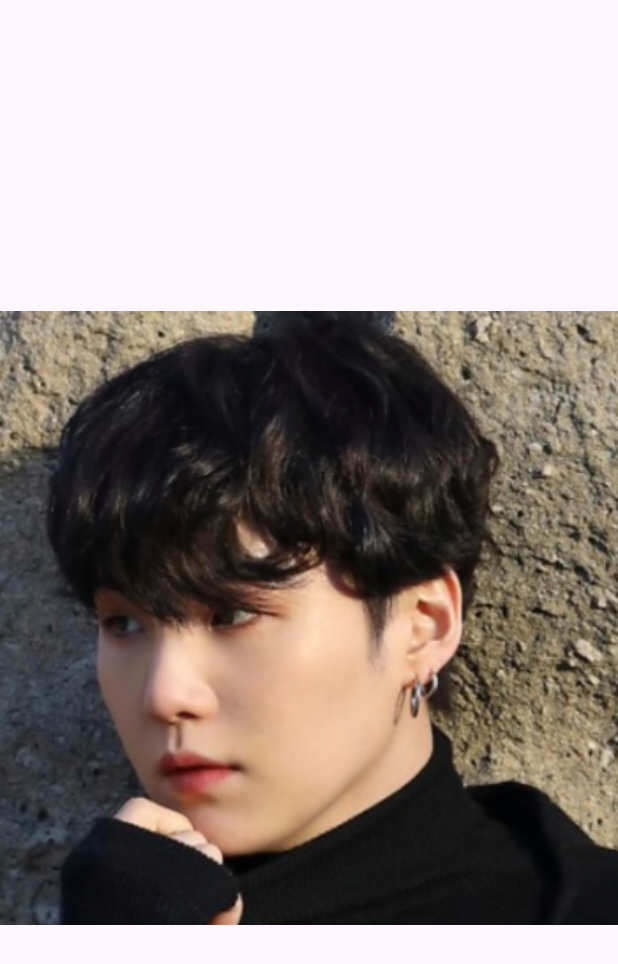
After one commit to nanami-tomoe/Android-Practice, an Android app: the Bts2Activity screen opened directly, with no data from a screen before it, on a phone screen of 412 x 824 dp. The commit adds this screen. Shown: the top 964 px of the screen. Run offline under Robolectric (Android 15) with nearby library versions, the phone set to English and light mode, and no system bars.

Commit message:
feat: 7개 이미지들의 이름을 다 붙이고, 각각 클릭 시, 다른 액티비티로 이동

```diff
--- /dev/null
+++ b/Android_Cotlin_Foundation/BTS/app/src/main/java/com/tomoe/bts_lecture/Bts2Activity.kt
@@ -0,0 +1,20 @@
+package com.tomoe.bts_lecture
+
+import android.os.Bundle
+import androidx.activity.enableEdgeToEdge
+import androidx.appcompat.app.AppCompatActivity
+import androidx.core.view.ViewCompat
+import androidx.core.view.WindowInsetsCompat
+
+class Bts2Activity : AppCompatActivity() {
+    override fun onCreate(savedInstanceState: Bundle?) {
+        super.onCreate(savedInstanceState)
+        enableEdgeToEdge()
+        setContentView(R.layout.activity_bts2)
+        ViewCompat.setOnApplyWindowInsetsListener(findViewById(R.id.main)) { v, insets ->
+            val systemBars = insets.getInsets(WindowInsetsCompat.Type.systemBars())
+            v.setPadding(systemBars.left, systemBars.top, systemBars.right, systemBars.bottom)
+            insets
+        }
+    }
+}
--- /dev/null
+++ b/Android_Cotlin_Foundation/BTS/app/src/main/res/layout/activity_bts2.xml
@@ -0,0 +1,15 @@
+<?xml version="1.0" encoding="utf-8"?>
+<androidx.constraintlayout.widget.ConstraintLayout xmlns:android="http://schemas.android.com/apk/res/android"
+    xmlns:app="http://schemas.android.com/apk/res-auto"
+    xmlns:tools="http://schemas.android.com/tools"
+    android:id="@+id/main"
+    android:layout_width="match_parent"
+    android:layout_height="match_parent"
+    tools:context=".Bts2Activity">
+
+    <ImageView
+        android:src="@drawable/bts_2"
+        android:layout_width="match_parent"
+        android:layout_height="match_parent"/>
+
+</androidx.constraintlayout.widget.ConstraintLayout>
--- a/Android_Cotlin_Foundation/BTS/app/src/main/res/layout/activity_main.xml
+++ b/Android_Cotlin_Foundation/BTS/app/src/main/res/layout/activity_main.xml
@@ -29,11 +29,13 @@
             android:layout_height="120dp"/>
 
         <ImageView
+            android:id="@+id/btsImage2"
             android:src="@drawable/bts_2"
             android:layout_width="120dp"
             android:layout_height="120dp"/>
 
         <ImageView
+            android:id="@+id/btsImage3"
             android:src="@drawable/bts_3"
             android:layout_width="120dp"
             android:layout_height="120dp"/>
@@ -45,16 +47,19 @@
         android:layout_height="wrap_content">
 
         <ImageView
+            android:id="@+id/btsImage4"
             android:src="@drawable/bts_4"
             android:layout_width="120dp"
             android:layout_height="120dp"/>
 
         <ImageView
+            android:id="@+id/btsImage5"
             android:src="@drawable/bts_5"
             android:layout_width="120dp"
             android:layout_height="120dp"/>
 
         <ImageView
+            android:id="@+id/btsImage6"
             android:src="@drawable/bts_6"
             android:layout_width="120dp"
             android:layout_height="120dp"/>
@@ -66,6 +71,7 @@
         android:layout_height="wrap_content">
 
         <ImageView
+            android:id="@+id/btsImage7"
             android:src="@drawable/bts_7"
             android:layout_width="120dp"
             android:layout_height="120dp"/>
```
Also changed, not shown: Android_Cotlin_Foundation/BTS/app/src/main/AndroidManifest.xml (+18 -0 lines), Android_Cotlin_Foundation/BTS/app/src/main/java/com/tomoe/bts_lecture/Bts3Activity.kt (added, +20 -0 lines), Android_Cotlin_Foundation/BTS/app/src/main/java/com/tomoe/bts_lecture/Bts4Activity.kt (added, +20 -0 lines), Android_Cotlin_Foundation/BTS/app/src/main/java/com/tomoe/bts_lecture/Bts5Activity.kt (added, +20 -0 lines), Android_Cotlin_Foundation/BTS/app/src/main/java/com/tomoe/bts_lecture/Bts6Activity.kt (added, +20 -0 lines), Android_Cotlin_Foundation/BTS/app/src/main/java/com/tomoe/bts_lecture/Bts7Activity.kt (added, +20 -0 lines), Android_Cotlin_Foundation/BTS/app/src/main/java/com/tomoe/bts_lecture/MainActivity.kt (+33 -0 lines), Android_Cotlin_Foundation/BTS/app/src/main/res/layout/activity_bts3.xml (added, +15 -0 lines), Android_Cotlin_Foundation/BTS/app/src/main/res/layout/activity_bts4.xml (added, +15 -0 lines), Android_Cotlin_Foundation/BTS/app/src/main/res/layout/activity_bts5.xml (added, +15 -0 lines), Android_Cotlin_Foundation/BTS/app/src/main/res/layout/activity_bts6.xml (added, +15 -0 lines), Android_Cotlin_Foundation/BTS/app/src/main/res/layout/activity_bts7.xml (added, +15 -0 lines).
